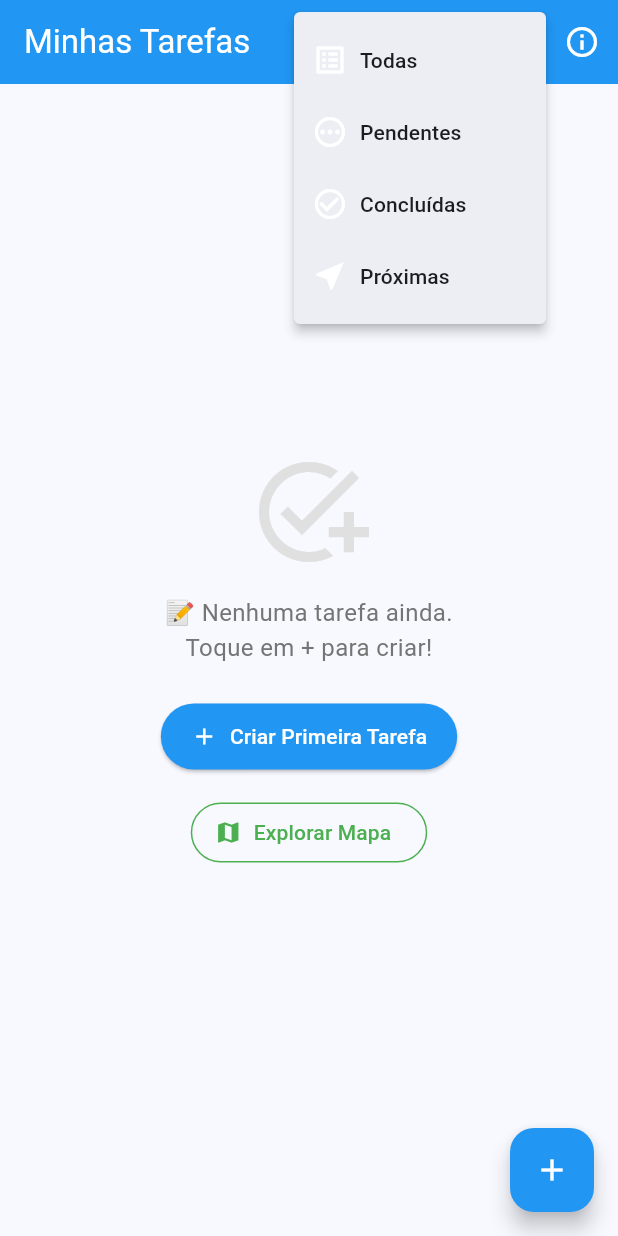
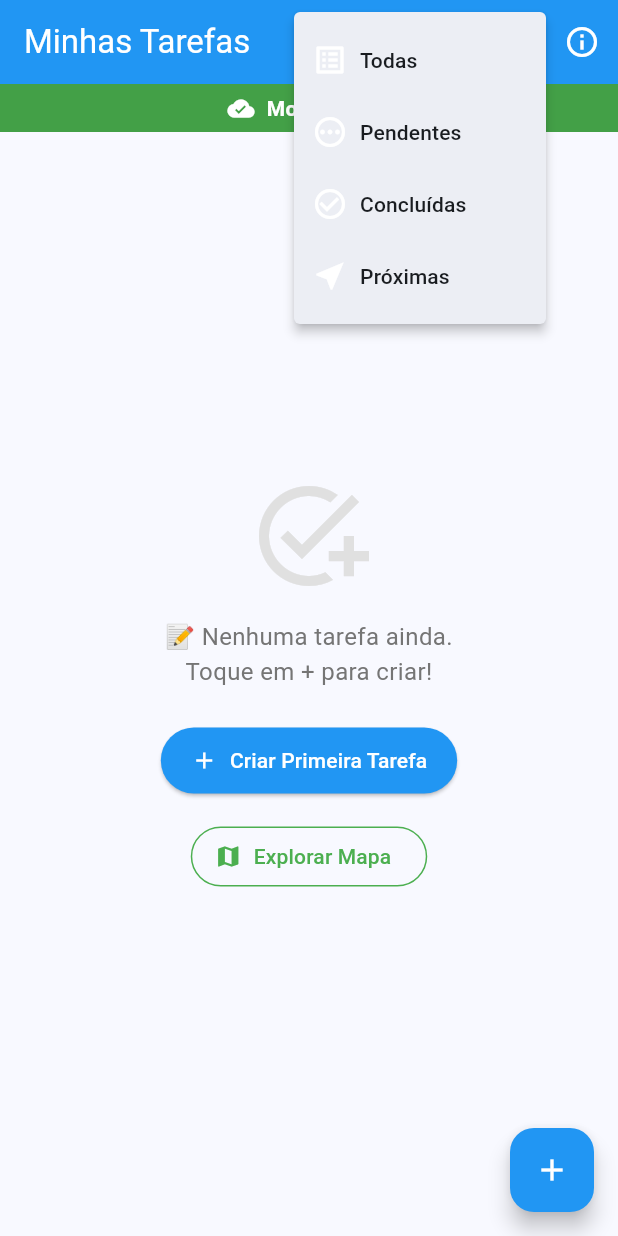
Before and after one commit to GuilhermeFalante/Abordagem-Offiline-First, a Flutter app: the screen it shows after launch, after a tap on the "filter list" icon, on a phone screen of 412 x 824 dp. Run offline on Flutter 3.47's test engine with Material 3 defaults, Android fonts, the phone set to English and light mode, and no system bars; our stand-ins replace camera, connectivity_plus, geocoding, geolocator, google_maps_flutter, image_picker and 3 more; accounts and stored records are empty.

Commit message:
subindo tarefar menos a 4

```diff
--- a/lista_compras_simples/lib/models/task.dart
+++ b/lista_compras_simples/lib/models/task.dart
@@ -5,6 +5,8 @@ class Task {
   final String priority;
   final bool completed;
   final DateTime createdAt;
+  // Last modification time used for LWW conflict resolution
+  final DateTime lastModified;
   // Sincronização
   final bool pending; // true = needs to be synced to server
 
@@ -27,6 +29,7 @@ class Task {
     required this.priority,
     this.completed = false,
     DateTime? createdAt,
+    DateTime? lastModified,
     this.photoPath,
     this.completedAt,
     this.completedBy,
@@ -34,7 +37,9 @@ class Task {
     this.longitude,
     this.locationName,
     this.pending = false,
-  }) : createdAt = createdAt ?? DateTime.now();
+  }) :
+    createdAt = createdAt ?? DateTime.now(),
+    lastModified = lastModified ?? (createdAt ?? DateTime.now());
 
   // Getters auxiliares
   bool get hasPhoto => photoPath != null && photoPath!.isNotEmpty;
@@ -49,6 +54,7 @@ class Task {
       'priority': priority,
       'completed': completed ? 1 : 0,
       'createdAt': createdAt.toIso8601String(),
+      'lastModified': lastModified.toIso8601String(),
       'photoPath': photoPath,
       'completedAt': completedAt?.toIso8601String(),
       'completedBy': completedBy,
@@ -67,6 +73,9 @@ class Task {
       priority: map['priority'] as String,
       completed: (map['completed'] as int) == 1,
       createdAt: DateTime.parse(map['createdAt'] as String),
+      lastModified: map['lastModified'] != null
+          ? DateTime.parse(map['lastModified'] as String)
+          : DateTime.parse(map['createdAt'] as String),
       photoPath: map['photoPath'] as String?,
       completedAt: map['completedAt'] != null
           ? DateTime.parse(map['completedAt'] as String)
@@ -93,6 +102,7 @@ class Task {
     double? longitude,
     String? locationName,
     bool? pending,
+    DateTime? lastModified,
   }) {
     return Task(
       id: id ?? this.id,
@@ -108,6 +118,7 @@ class Task {
       longitude: longitude ?? this.longitude,
       locationName: locationName ?? this.locationName,
       pending: pending ?? this.pending,
+      lastModified: lastModified ?? this.lastModified,
     );
   }
 }
--- a/lista_compras_simples/lib/screens/task_list_screen.dart
+++ b/lista_compras_simples/lib/screens/task_list_screen.dart
@@ -1,6 +1,9 @@
 import 'package:flutter/material.dart';
+import 'dart:async';
+import 'package:connectivity_plus/connectivity_plus.dart';
 import '../models/task.dart';
 import '../services/database_service.dart';
+import '../services/sync_service.dart';
 import '../services/sensor_service.dart';
 import '../services/location_service.dart';
 import '../services/camera_service.dart';
@@ -19,18 +22,42 @@ class _TaskListScreenState extends State<TaskListScreen> {
   List<Task> _tasks = [];
   String _filter = 'all';
   bool _isLoading = true;
+  late StreamSubscription<ConnectivityResult> _connectivitySub;
+  bool _isOnline = true;
 
   @override
   void initState() {
     super.initState();
     _loadTasks();
     _setupShakeDetection();
+    _setupConnectivityListener();
   }
 
   @override
   void dispose() {
     SensorService.instance.stop();
+    _connectivitySub.cancel();
     super.dispose();
+  }
+
+  void _setupConnectivityListener() async {
+    // Initial state
+    final initial = await Connectivity().checkConnectivity();
+    setState(() => _isOnline = initial != ConnectivityResult.none);
+
+    // Listen to changes
+    _connectivitySub = Connectivity().onConnectivityChanged.listen((result) async {
+      final online = result != ConnectivityResult.none;
+      if (mounted) {
+        setState(() => _isOnline = online);
+      }
+
+      // When connectivity returns, process sync queue and reload tasks
+      if (online) {
+        await SyncService.instance.processQueue();
+        if (mounted) await _loadTasks();
+      }
+    });
   }
 
   void _setupShakeDetection() {
@@ -435,6 +462,27 @@ class _TaskListScreenState extends State<TaskListScreen> {
             ? const Center(child: CircularProgressIndicator())
             : Column(
                 children: [
+                  // Connectivity banner
+                  Container(
+                    width: double.infinity,
+                    padding: const EdgeInsets.symmetric(vertical: 6, horizontal: 12),
+                    color: _isOnline ? Colors.green.shade600 : Colors.orange.shade800,
+                    child: Row(
+                      mainAxisAlignment: MainAxisAlignment.center,
+                      children: [
+                        Icon(
+                          _isOnline ? Icons.cloud_done : Icons.cloud_off,
+                          color: Colors.white,
+                          size: 18,
+                        ),
+                        const SizedBox(width: 8),
+                        Text(
+                          _isOnline ? 'Modo Online' : 'Modo Offline',
+                          style: const TextStyle(color: Colors.white, fontWeight: FontWeight.bold),
+                        ),
+                      ],
+                    ),
+                  ),
                   // CARD DE ESTATÍSTICAS
                   if (_tasks.isNotEmpty)
                     Container(
--- /dev/null
+++ b/lista_compras_simples/lib/services/sync_service.dart
@@ -0,0 +1,117 @@
+import 'dart:async';
+import 'dart:convert';
+
+import 'package:connectivity_plus/connectivity_plus.dart';
+
+import 'database_service.dart';
+import '../models/task.dart';
+
+class SyncService {
+  SyncService._init();
+  static final SyncService instance = SyncService._init();
+
+  // Keep a short-lived set of recently synced task ids to show a "synced" badge
+  final Set<int> _recentlySynced = {};
+
+  bool isRecentlySynced(int id) => _recentlySynced.contains(id);
+
+  void _markRecentlySynced(int id) {
+    _recentlySynced.add(id);
+    // remove after 4 seconds
+    Timer(const Duration(seconds: 4), () {
+      _recentlySynced.remove(id);
+    });
+  }
+
+  /// Process the sync_queue: for each entry, simulate sending to server and
+  /// on success remove the entry and mark the local task as not pending.
+  Future<void> processQueue() async {
+    final conn = await Connectivity().checkConnectivity();
+    final isOnline = conn != ConnectivityResult.none;
+    if (!isOnline) return;
+
+    final db = DatabaseService.instance;
+    final entries = await db.readSyncQueue();
+
+    for (final entry in entries) {
+      try {
+        final int? queueId = entry['id'] as int?;
+        final String action = entry['action'] as String;
+        final int? taskId = (entry['taskId'] is int) ? entry['taskId'] as int : null;
+        // Parse payload (local task snapshot at enqueue time)
+        final String payload = entry['payload'] as String;
+        final Map<String, dynamic> localMap = jsonDecode(payload) as Map<String, dynamic>;
+        final localTask = Task.fromMap(localMap);
+
+        // Simulate network delay
+        await Future.delayed(const Duration(milliseconds: 200));
+
+        // FETCH remote version (stub). Replace with real API call.
+        final Map<String, dynamic>? remote = await _fetchRemoteTask(taskId);
+
+        if (action == 'delete') {
+          // Inform server about delete (stub)
+          final pushed = await _pushDeleteToServer(taskId);
+          if (pushed && queueId != null) await db.removeSyncEntry(queueId);
+          // local row likely already removed when enqueued
+        } else {
+          // CREATE or UPDATE: apply LWW: compare lastModified timestamps
+          if (remote != null && remote['lastModified'] != null) {
+            final remoteLast = DateTime.parse(remote['lastModified'] as String);
+            if (remoteLast.isAfter(localTask.lastModified)) {
+              // Server has newer version -> overwrite local
+              final serverTask = Task.fromMap(remote);
+              // write serverTask to local DB and mark not pending (preserve server lastModified)
+              await db.applyServerTask(serverTask);
+              if (serverTask.id != null) _markRecentlySynced(serverTask.id!);
+            } else {
+              // Local is newer -> push to server
+              final pushed = await _pushToServer(localTask);
+              if (pushed) {
+                // mark local as synced
+                if (localTask.id != null) {
+                  await db.update(localTask.copyWith(pending: false));
+                  _markRecentlySynced(localTask.id!);
+                }
+              }
+            }
+          } else {
+            // No remote version -> push local to server (create)
+            final pushed = await _pushToServer(localTask);
+            if (pushed && localTask.id != null) {
+              await db.update(localTask.copyWith(pending: false));
+              _markRecentlySynced(localTask.id!);
+            }
+          }
+
+          // remove queue entry after processing
+          if (queueId != null) await db.removeSyncEntry(queueId);
+        }
+      } catch (_) {
+        // If one entry fails, skip and continue; will retry later
+        continue;
+      }
+    }
+  }
+
+  // ----- Stubs for remote interactions (replace with real API calls) -----
+  Future<Map<String, dynamic>?> _fetchRemoteTask(int? id) async {
+    // TODO: Implement actual HTTP GET to server to retrieve task by id.
+    // Return null if remote not found. For now return null to indicate no remote.
+    return null;
+  }
+
+  Future<bool> _pushToServer(Task task) async {
+    // TODO: Implement actual HTTP POST/PUT to push task to server.
+    // Should include task.lastModified so server can store its timestamp.
+    // For demo we assume success.
+    await Future.delayed(const Duration(milliseconds: 150));
+    return true;
+  }
+
+  Future<bool> _pushDeleteToServer(int? id) async {
+    // TODO: Implement actual HTTP DELETE to remove remote task.
+    await Future.delayed(const Duration(milliseconds: 100));
+    return true;
+  }
+}
--- a/lista_compras_simples/pubspec.yaml
+++ b/lista_compras_simples/pubspec.yaml
@@ -44,6 +44,7 @@ dependencies:
   geocoding: ^2.1.1
   image_picker: ^1.1.2
   google_maps_flutter: ^2.5.0
+  connectivity_plus: ^4.0.1
 
   # The following adds the Cupertino Icons font to your application.
   # Use with the CupertinoIcons class for iOS style icons.
```
Also changed, not shown: lista_compras_simples/lib/services/database_service.dart (+74 -15 lines), lista_compras_simples/lib/widgets/task_card.dart (+70 -0 lines), lista_compras_simples/pubspec.lock, 3 other files.
